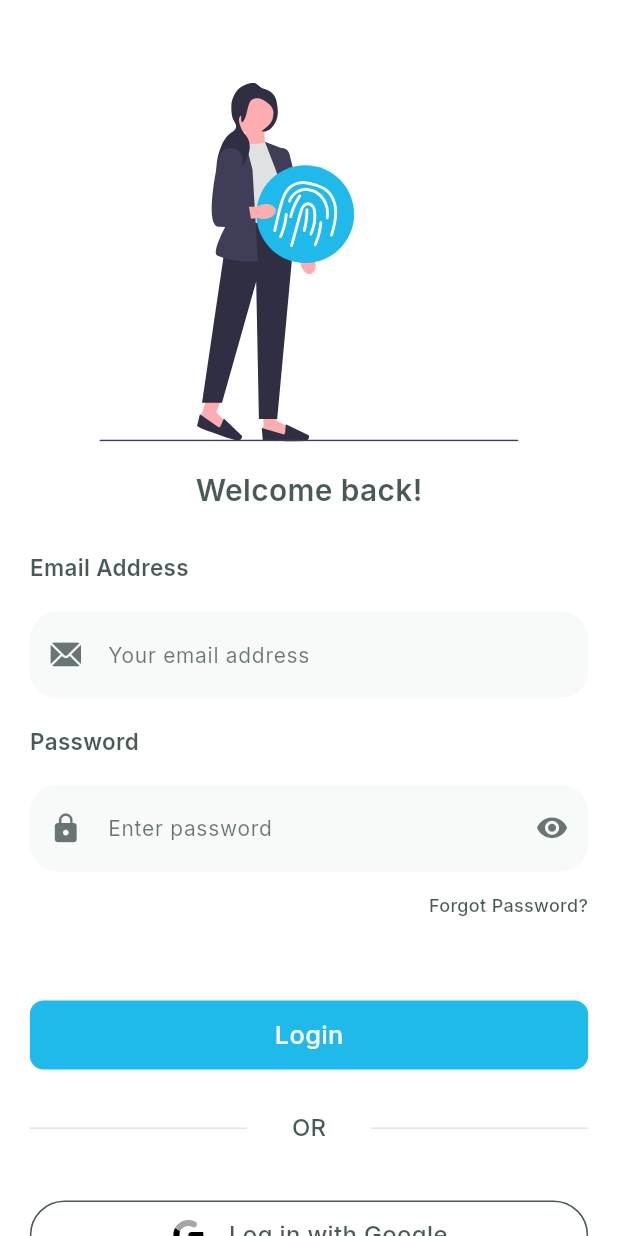
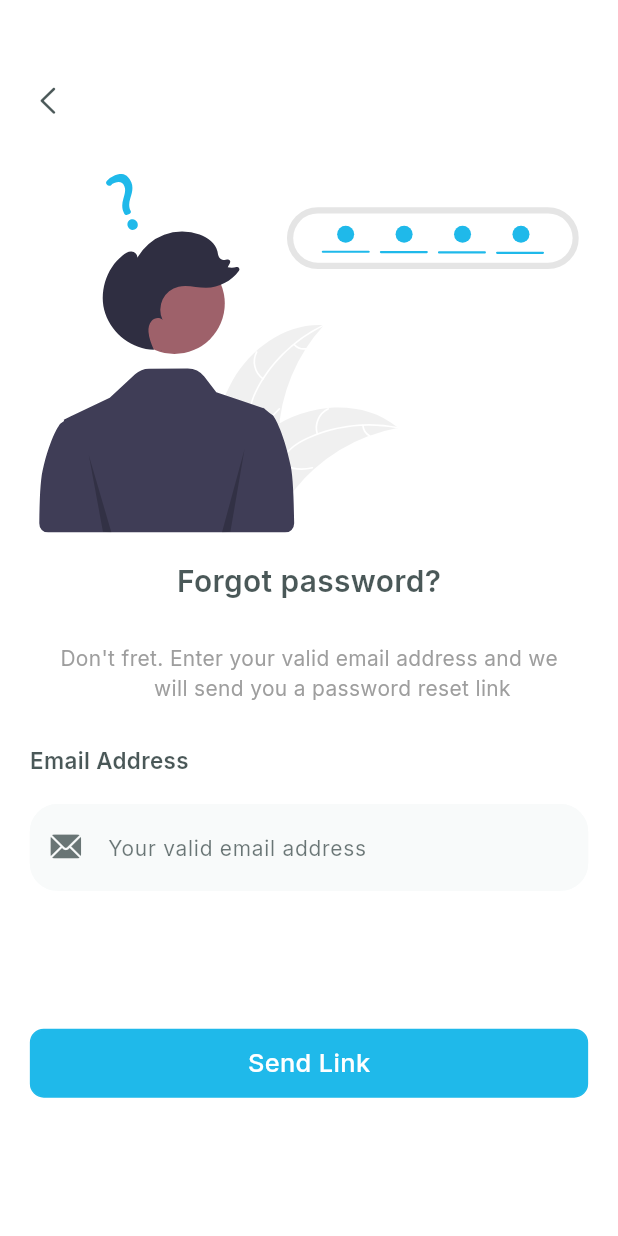
Before and after one commit to seniorman-dev/Spendly, a Flutter app: the LoginPage screen opened directly, after a tap on "Forgot Password?", on a phone screen of 412 x 824 dp. Run offline on Flutter 3.47's test engine with Material 3 defaults, Android fonts, the phone set to English and light mode, and no system bars; our stand-ins replace cloud_firestore, country_code_picker, dio, firebase_auth, firebase_core, firebase_messaging and 9 more; accounts and stored records are empty.

Commit message:
modified:   lib/controllers/auth/auth_controller.dart 	modified:   lib/main.dart

```diff
--- a/lib/controllers/auth/auth_controller.dart
+++ b/lib/controllers/auth/auth_controller.dart
@@ -1,6 +1,5 @@
 import 'package:flutter/material.dart';
 import 'package:flutter/cupertino.dart';
-import 'package:flutter_svg/flutter_svg.dart';
 import 'package:get/get.dart' as getx;
 import 'package:get/get.dart';
 import 'package:jwt_decoder/jwt_decoder.dart';
--- a/lib/main.dart
+++ b/lib/main.dart
@@ -1,6 +1,8 @@
 import 'package:flutter/material.dart';
 import 'package:firebase_core/firebase_core.dart';
 import 'package:flutter_screenutil/flutter_screenutil.dart';
+import 'package:spendly/services/data_service/fcm_api/fcm_api.dart';
+import 'package:spendly/services/data_service/local_storage/local_storage.dart';
 import 'package:spendly/utils/colors/app_theme.dart';
 import 'package:spendly/views/auth/screen/onboarding/screen/onboarding_screen.dart';
 import 'package:spendly/views/mainpage/screen/mainpage.dart';
@@ -10,6 +12,15 @@
 import 'package:get/get.dart';
 import 'package:get_storage/get_storage.dart';
 
+
+
+
+var controller = Get.put(FCMAPIController());
+//Top level non-anonymous function for FCM push notifications for background mode
+Future<void> backgroundHandler(RemoteMessage message) async {
+  debugPrint('Handling a background message ${message.data}');
+  controller.displayNotification(message);
+}
 
 
 
@@ -37,13 +48,31 @@
   //initialize get_storage
   await GetStorage.init() ;
 
+  //check for existing fcmtoken
+  var token = LocalStorage.getFCMToken();
+  print("my_FCMtoken: $token");
+
   runApp(const MyApp());
 }
 
 
 
-class MyApp extends StatelessWidget {
+class MyApp extends StatefulWidget {
   const MyApp({super.key});
+
+  @override
+  State<MyApp> createState() => _MyAppState();
+}
+
+class _MyAppState extends State<MyApp> {
+
+  @override
+  void initState() {
+    // TODO: implement initState
+    //initialize firebase cloud messaging
+    controller.initFCM(backgroundHandler: backgroundHandler);
+    super.initState();
+  }
 
   // This widget is the root of your application.
   @override
--- a/lib/services/data_service/fcm_api/fcm_api.dart
+++ b/lib/services/data_service/fcm_api/fcm_api.dart
@@ -17,7 +17,7 @@ import 'package:flutter_local_notifications/flutter_local_notifications.dart';
 class FCMAPIController extends getx.GetxController {
 
   //will use this for future purpose
-  Future<void> _sendNotification({
+  Future<void> sendNotification({
     required String targetUserToken,
     required String title,
     required String body
--- /dev/null
+++ b/lib/views/auth/screen/forgot_password/forgot_password.dart
@@ -0,0 +1,125 @@
+import 'package:flutter/cupertino.dart';
+import 'package:flutter/material.dart';
+import 'package:flutter_screenutil/flutter_screenutil.dart';
+import 'package:flutter_svg/flutter_svg.dart';
+import 'package:get/get.dart';
+import 'package:google_fonts/google_fonts.dart';
+import 'package:spendly/controllers/auth/auth_controller.dart';
+import 'package:spendly/utils/colors/app_theme.dart';
+import 'package:spendly/utils/components/rebranded_reusable_button.dart';
+import 'package:spendly/views/auth/screen/widget/auth_fields.dart';
+
+
+
+
+
+class ForgotPasswordPage extends StatelessWidget {
+  ForgotPasswordPage({super.key});
+
+  //Dependency injection/Composition
+  var controller = Get.put(AuthController());
+  //var authService = Get.put(AuthService());
+
+  @override
+  Widget build(BuildContext context) {
+    return Scaffold(
+      backgroundColor: AppColor.bgColor,
+      body: SingleChildScrollView(
+        physics: BouncingScrollPhysics(),
+        scrollDirection: Axis.vertical,
+        padding: EdgeInsets.symmetric(horizontal: 20.w, vertical: 20.h),
+        child: Column(
+          crossAxisAlignment: CrossAxisAlignment.start,
+          children: [
+            SizedBox(height: 40.h,),
+            InkWell(
+              onTap: () {
+                Get.back();
+              },
+              child: Icon(
+                CupertinoIcons.chevron_left,
+                color: AppColor.darkGreyColor,
+              ),
+            ),
+            SizedBox(height: 40.h,),
+            Center(
+              child: SvgPicture.asset(
+                'assets/svg/forgot_password.svg',
+                height: 260.h, //280.h,
+                //width: 450.w,
+              ),
+            ),
+            SizedBox(height: 20.h,),
+            Center(
+              child: Text(
+                "Forgot password?",
+                style: GoogleFonts.inter(
+                  fontSize: 20.sp,
+                  fontWeight: FontWeight.w600,
+                  color: AppColor.darkGreyColor
+                ),
+              ),
+            ),
+            SizedBox(height: 30.h,),
+            Center(
+              child: Text(
+                "Don't fret. Enter your valid email address and we\n               will send you a password reset link",
+                style: GoogleFonts.inter(
+                  color: Colors.grey,
+                  fontSize: 14.sp,
+                  fontWeight: FontWeight.w400
+                ),
+              ),
+            ),
+            SizedBox(height: 30.h,),
+            //Form and textfields
+            Form(
+              key:controller.forgotPasswordFormKey,
+              autovalidateMode: AutovalidateMode.onUserInteraction,
+              child: Column(
+                crossAxisAlignment: CrossAxisAlignment.start,
+                children: [
+                  Text(
+                    "Email Address",
+                    style: GoogleFonts.inter(
+                      fontSize: 15.sp,
+                      fontWeight: FontWeight.w600,
+                      color: AppColor.darkGreyColor
+                    ),
+                  ),
+                  SizedBox(height: 20.h,),
+                  AuthCustomTextField(
+                    onChanged: (val) {},
+                    /*validator: (val) {
+                      return ""; //controller.validateLoginEmail(value: val!);
+                    },*/
+                    hintText: "Your valid email address",
+                    keyboardType: TextInputType.emailAddress,
+                    textInputAction: TextInputAction.done,
+                    textController: controller.forgotPasswordEmailController,
+                    prefixIcon: Icon(
+                      CupertinoIcons.mail_solid,
+                      color: AppColor.textGreyColor,
+                      size: 24.r,
+                    ),
+                  ),
+
+                  SizedBox(height: 100.h),
+
+                  RebrandedReusableButton(
+                    color: AppColor.mainColor,
+                    text: "Send Link",
+                    onPressed: () {},
+                    textColor: AppColor.bgColor
+                  ),
+
+                ],
+              ),
+            ),
+          ],
+        ),
+      ),
+
+    );
+  }
+}
--- a/lib/views/auth/screen/login/login_screen.dart
+++ b/lib/views/auth/screen/login/login_screen.dart
@@ -1,5 +1,6 @@
 import 'package:flutter/cupertino.dart';
 import 'package:flutter/material.dart';
+import 'package:flutter/widgets.dart';
 import 'package:flutter_screenutil/flutter_screenutil.dart';
 import 'package:flutter_svg/flutter_svg.dart';
 import 'package:get/get.dart';
@@ -7,6 +8,7 @@ import 'package:google_fonts/google_fonts.dart';
 import 'package:spendly/controllers/auth/auth_controller.dart';
 import 'package:spendly/utils/colors/app_theme.dart';
 import 'package:spendly/utils/components/rebranded_reusable_button.dart';
+import 'package:spendly/views/auth/screen/forgot_password/forgot_password.dart';
 import 'package:spendly/views/auth/screen/register/register_screen.dart';
 import 'package:spendly/views/auth/screen/widget/auth_fields.dart';
 import 'package:spendly/views/auth/screen/widget/login_with_google.dart';
@@ -55,7 +57,7 @@ class LoginPage extends StatelessWidget {
             SizedBox(height: 30.h,),
             //Form and textfields
             Form(
-              key: controller.loginFormKey,
+              key:controller.loginFormKey,
               autovalidateMode: AutovalidateMode.onUserInteraction,
               child: Column(
                 crossAxisAlignment: CrossAxisAlignment.start,
@@ -116,7 +118,7 @@ class LoginPage extends StatelessWidget {
                     children: [
                       InkWell(
                         onTap: () {
-                          //Get.to(() => ForgotPasswordPage());
+                          Get.to(() => ForgotPasswordPage());
                         },
                         child: Text(
                           "Forgot Password?",
@@ -129,7 +131,7 @@ class LoginPage extends StatelessWidget {
                       ),
                     ],
                   ),
-                  SizedBox(height: 60.h),
+                  SizedBox(height: 70.h),
                   RebrandedReusableButton(
                     color: AppColor.mainColor,
                     text: "Login",
--- a/lib/views/auth/screen/register/register_screen.dart
+++ b/lib/views/auth/screen/register/register_screen.dart
@@ -113,7 +113,7 @@ class RegisterPage extends StatelessWidget {
                   AuthCustomTextField(
                     onChanged: (val) {},
                     /*validator: (val) {
-                      return ""; //controller.validateLoginEmail(value: val!);
+                      return ""; //controller.validateRegisterEmail(value: val!);
                     },*/
                     hintText: "Your email address",
                     keyboardType: TextInputType.emailAddress,
@@ -139,7 +139,7 @@ class RegisterPage extends StatelessWidget {
 
                   AuthPhoneNumberTextField(
                     onChanged: (val) {},
-                    hintText: "Your mobile number",
+                    hintText: "Your phone number",
                     keyboardType: TextInputType.phone,
                     textInputAction: TextInputAction.next,
                     textController: controller.registerPhoneNumberController,
@@ -165,9 +165,9 @@ class RegisterPage extends StatelessWidget {
                   AuthPasswordTextField(
                     onChanged: (val) {},
                     /*validator: (val) {
-                      return   ""; //controller.validateLoginPassword();
+                      return   ""; //controller.validateRegisterPassword();
                     },*/
-                    hintText: "Enter password",
+                    hintText: "Enter your password",
                     keyboardType: TextInputType.visiblePassword,
                     textInputAction: TextInputAction.next,
                     textController: controller.registerPasswordController,
@@ -192,7 +192,7 @@ class RegisterPage extends StatelessWidget {
                   AuthPasswordTextField(
                     onChanged: (val) {},
                     /*validator: (val) {
-                      return   ""; //controller.validateLoginPassword();
+                      return   ""; //controller.validateRegisterConfirmPassword();
                     },*/
                     hintText: "Re-enter your password",
                     keyboardType: TextInputType.visiblePassword,
@@ -206,7 +206,9 @@ class RegisterPage extends StatelessWidget {
                     ),
                   ),
 
-
+                ],
+              ),
+            ),
             SizedBox(height: 80.h),
             RebrandedReusableButton(
               color: AppColor.mainColor,
@@ -220,13 +222,10 @@ class RegisterPage extends StatelessWidget {
                 //authService.signInWithGoogle(context: context);
               },
               onTextButton: () {
-                      Get.to(() => LoginPage());
+                Get.back();
               },
               firstText: "Have an account?",
               lastText: "Login",
-                  ),
-                ],
-              ),
             ),
           ],
         ),
```
Also changed, not shown: lib/services/auth_service/auth_service.dart (+143 -1 lines). Lines whose indentation alone changed are shown as unchanged.
